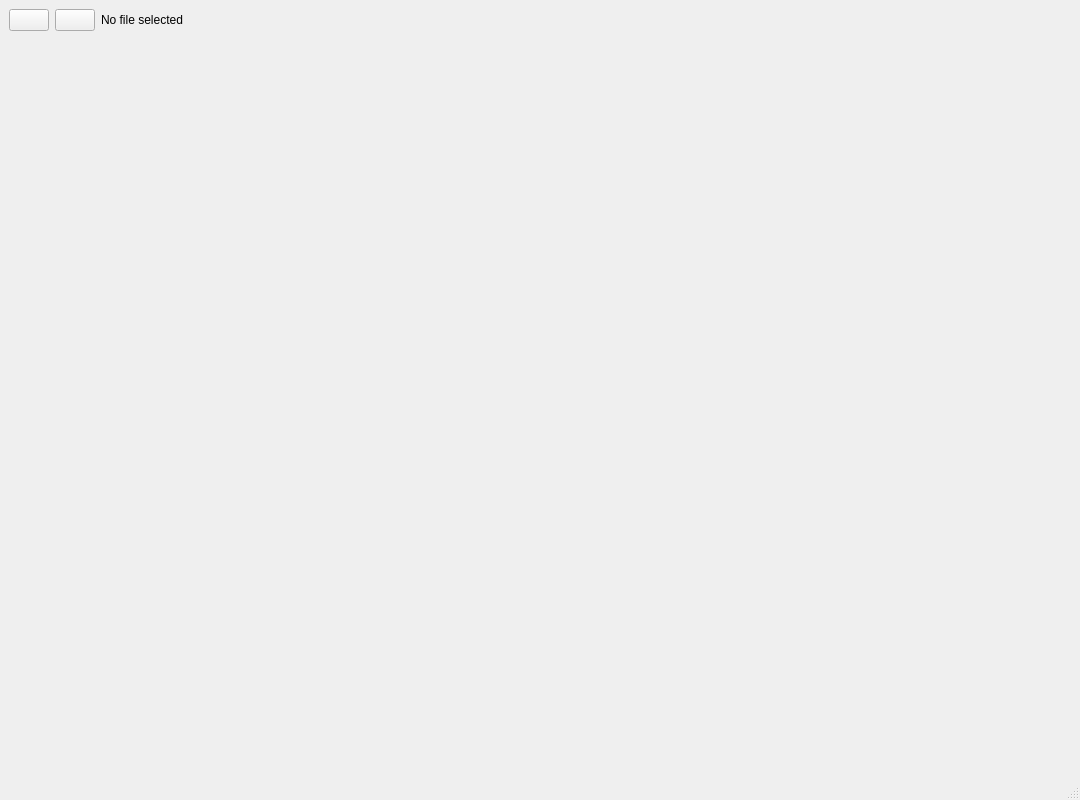
The window that app/mainInterface.ui (alvvazort/markdown2HTML) describes before a commit, drawn with Qt 5.
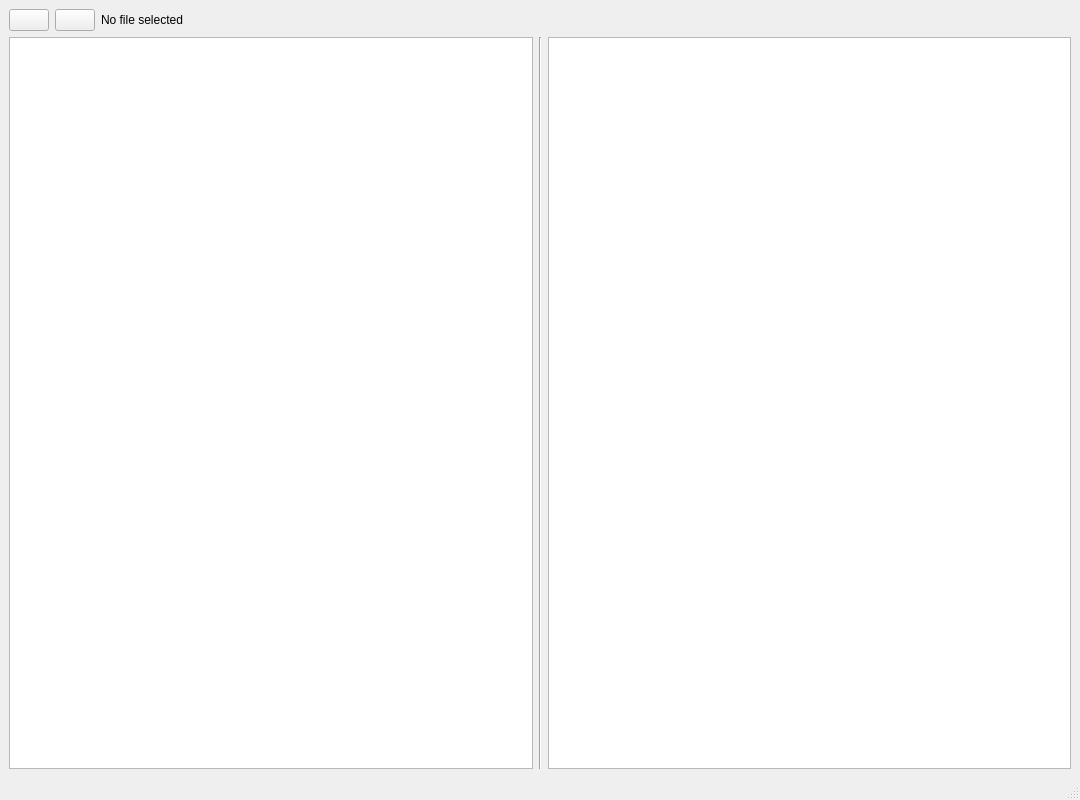
The same window after the commit. Icons and pictures are not drawn.

Commit message: Interfaz totalmente creada

What changed in the file:
```diff
--- a/app/mainInterface.ui
+++ b/app/mainInterface.ui
@@ -67,17 +67,21 @@
      </layout>
     </item>
     <item>
-     <widget class="QLabel" name="imageLabel">
-      <property name="sizePolicy">
-       <sizepolicy hsizetype="Preferred" vsizetype="Expanding">
-        <horstretch>0</horstretch>
-        <verstretch>0</verstretch>
-       </sizepolicy>
-      </property>
-      <property name="text">
-       <string/>
-      </property>
-     </widget>
+     <layout class="QHBoxLayout" name="horizontalLayout_2">
+      <item>
+       <widget class="QTextEdit" name="textEdit"/>
+      </item>
+      <item>
+       <widget class="Line" name="line">
+        <property name="orientation">
+         <enum>Qt::Vertical</enum>
+        </property>
+       </widget>
+      </item>
+      <item>
+       <widget class="QGraphicsView" name="graphicsView"/>
+      </item>
+     </layout>
     </item>
    </layout>
   </widget>
```
The commit also changes 2 other files.
